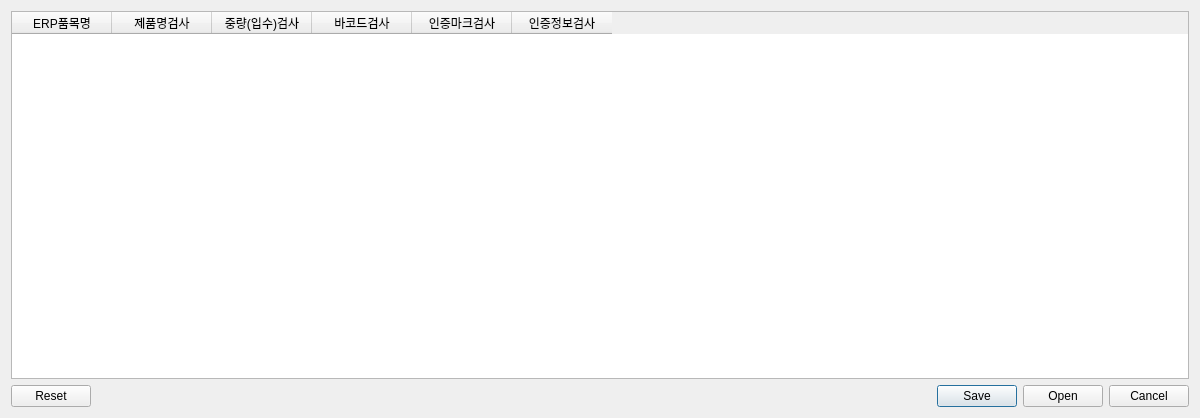
Above: Ui/setting.ui from skuley/SalimUI before the change. Below: the same form after it.
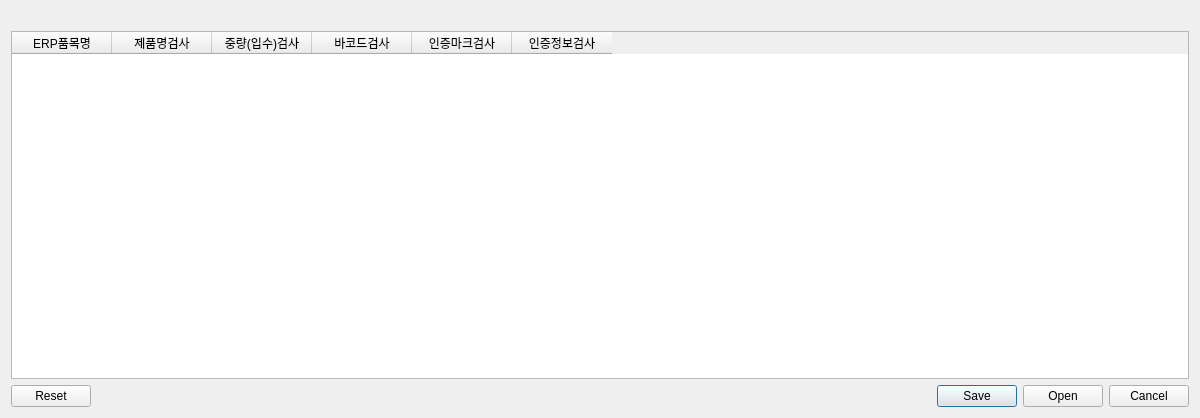
That is the form after the change.

```diff
--- a/Ui/setting.ui
+++ b/Ui/setting.ui
@@ -28,7 +28,7 @@
   <layout class="QGridLayout" name="gridLayout_2">
    <item row="0" column="0">
     <layout class="QGridLayout" name="gridLayout">
-     <item row="0" column="0">
+     <item row="1" column="0">
       <widget class="QTableWidget" name="setting_table">
        <property name="editTriggers">
         <set>QAbstractItemView::NoEditTriggers</set>
@@ -74,6 +74,13 @@
        </column>
       </widget>
      </item>
+     <item row="0" column="0">
+      <widget class="QLabel" name="path_name">
+       <property name="text">
+        <string/>
+       </property>
+      </widget>
+     </item>
     </layout>
    </item>
    <item row="1" column="0">
```
